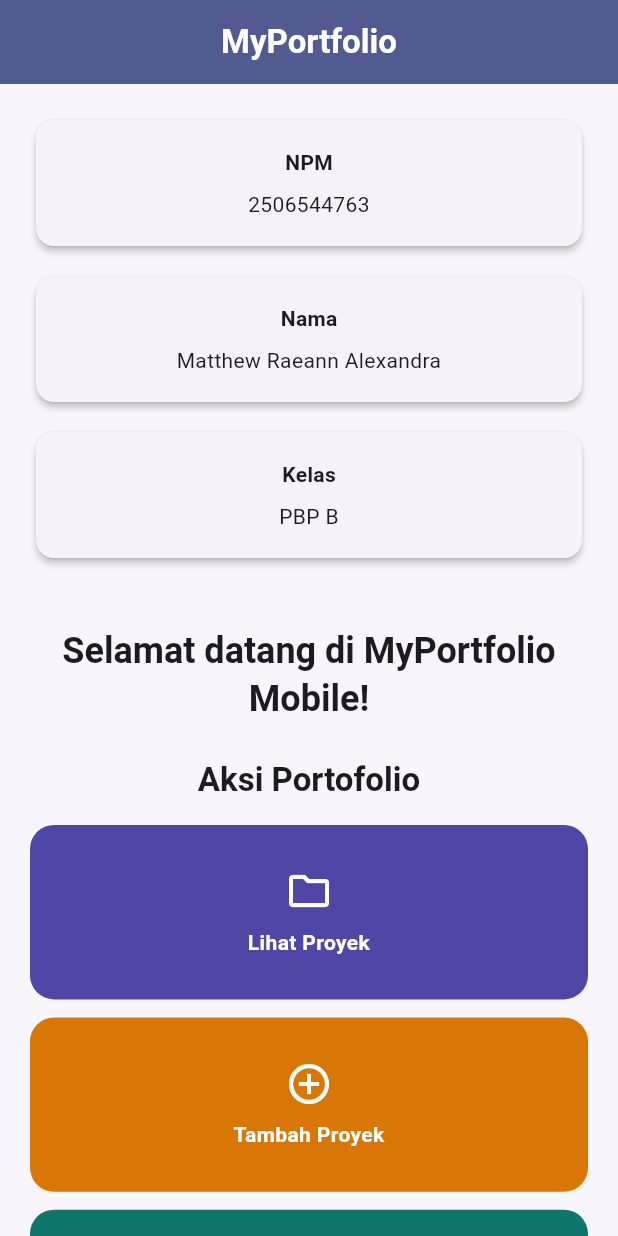
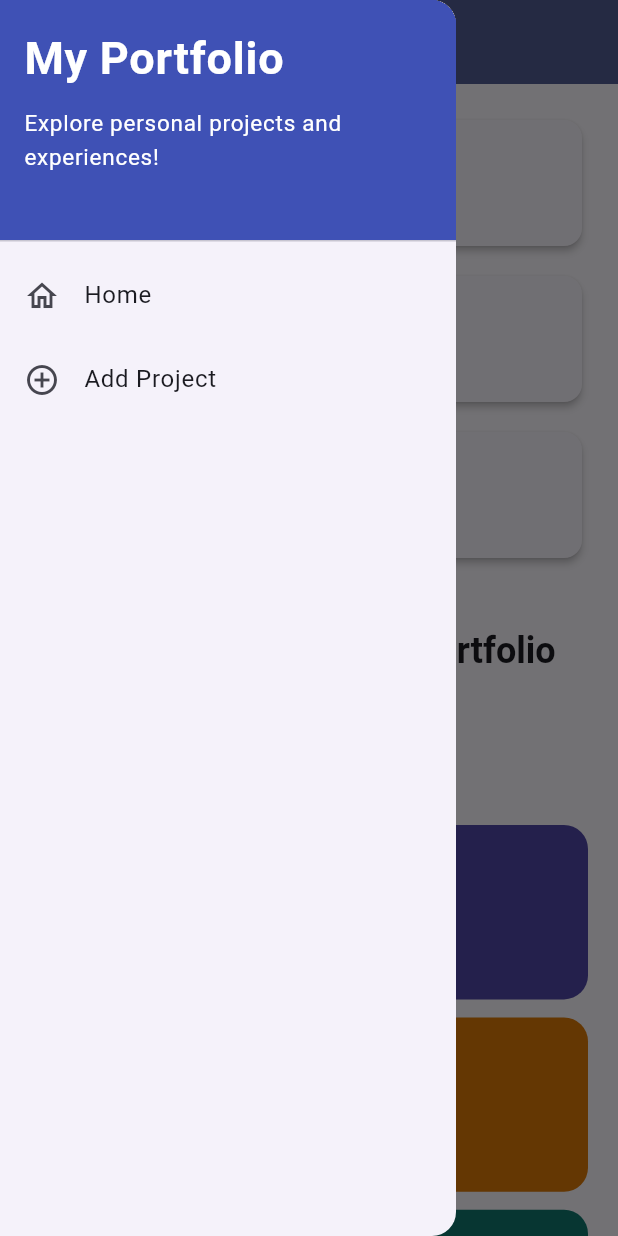
Before and after one commit to matthewraeann/myportofolio_mobile, a Flutter app: the screen it shows after launch, with the side drawer open (before the commit the screen has no drawer), on a phone screen of 412 x 824 dp. Run offline on Flutter 3.47's test engine with Material 3 defaults, Android fonts, the phone set to English and light mode, and no system bars.

Commit message:
feat: add drawer navigation, project form, and refactor screens
Add LeftDrawer, ProjectFormPage with validation and confirmation dialog, push navigation from the Tambah Proyek card, and move pages into lib/screens.

```diff
--- a/lib/main.dart
+++ b/lib/main.dart
@@ -1,5 +1,5 @@
 import 'package:flutter/material.dart';
-import 'package:myportofolio_mobile/menu.dart';
+import 'package:myportofolio_mobile/screens/menu.dart';
 
 void main() {
   runApp(const MyApp());
--- a/lib/menu.dart
+++ b/lib/screens/menu.dart
@@ -1,7 +1,8 @@
 import 'package:flutter/material.dart';
 import 'package:myportofolio_mobile/models/item_homepage.dart';
 import 'package:myportofolio_mobile/widgets/info_card.dart';
-import 'package:myportofolio_mobile/widgets/item_card.dart';
+import 'package:myportofolio_mobile/widgets/left_drawer.dart';
+import 'package:myportofolio_mobile/widgets/project_card.dart';
 
 class MyHomePage extends StatelessWidget {
   const MyHomePage({super.key});
@@ -40,6 +41,7 @@ class MyHomePage extends StatelessWidget {
         backgroundColor: Theme.of(context).colorScheme.primary,
         foregroundColor: Colors.white,
       ),
+      drawer: const LeftDrawer(),
       body: SafeArea(
         child: LayoutBuilder(
           builder: (context, constraints) {
--- /dev/null
+++ b/lib/widgets/left_drawer.dart
@@ -0,0 +1,70 @@
+import 'package:flutter/material.dart';
+import 'package:myportofolio_mobile/screens/menu.dart';
+import 'package:myportofolio_mobile/screens/project_form.dart';
+
+/// Drawer navigasi untuk berpindah antara halaman utama dan form tambah proyek.
+class LeftDrawer extends StatelessWidget {
+  const LeftDrawer({super.key});
+
+  @override
+  Widget build(BuildContext context) {
+    return Drawer(
+      child: ListView(
+        children: [
+          const DrawerHeader(
+            decoration: BoxDecoration(
+              color: Colors.indigo,
+            ),
+            child: Column(
+              crossAxisAlignment: CrossAxisAlignment.start,
+              children: [
+                Text(
+                  'My Portfolio',
+                  style: TextStyle(
+                    fontSize: 30,
+                    fontWeight: FontWeight.bold,
+                    color: Colors.white,
+                  ),
+                ),
+                SizedBox(height: 10),
+                Text(
+                  'Explore personal projects and experiences!',
+                  style: TextStyle(
+                    fontSize: 15,
+                    color: Colors.white,
+                  ),
+                ),
+              ],
+            ),
+          ),
+          ListTile(
+            leading: const Icon(Icons.home_outlined),
+            title: const Text('Home'),
+            // Navigasi ke halaman utama portofolio
+            onTap: () {
+              Navigator.pushReplacement(
+                context,
+                MaterialPageRoute(
+                  builder: (context) => const MyHomePage(),
+                ),
+              );
+            },
+          ),
+          ListTile(
+            leading: const Icon(Icons.add_circle_outline),
+            title: const Text('Add Project'),
+            // Navigasi ke halaman tambah proyek
+            onTap: () {
+              Navigator.pushReplacement(
+                context,
+                MaterialPageRoute(
+                  builder: (context) => const ProjectFormPage(),
+                ),
+              );
+            },
+          ),
+        ],
+      ),
+    );
+  }
+}
```
Also changed, not shown: lib/screens/project_form.dart (added, +217 -0 lines), lib/widgets/project_card.dart (renamed from lib/widgets/item_card.dart, +9 -0 lines), 1 other file.
